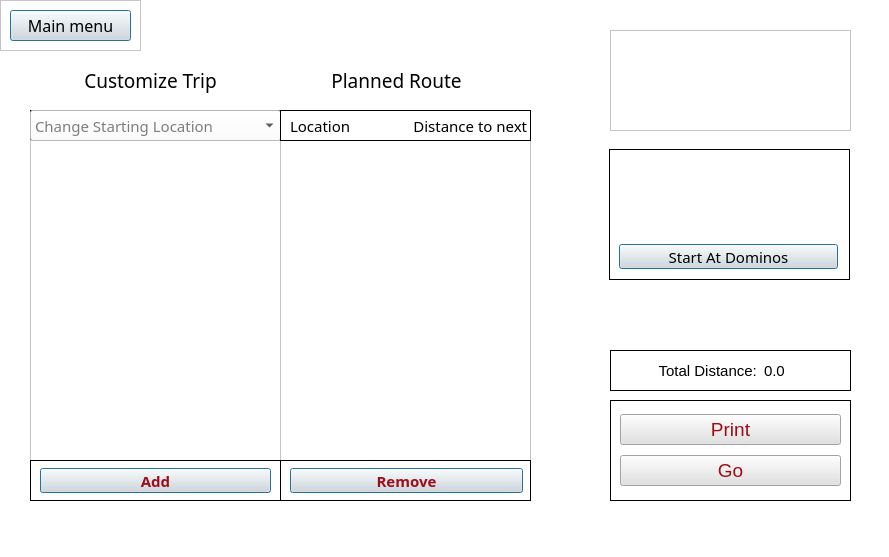
Above: customtrip.ui from DannyCamacho/SaddlebackEats before the change. Below: the same form after it.
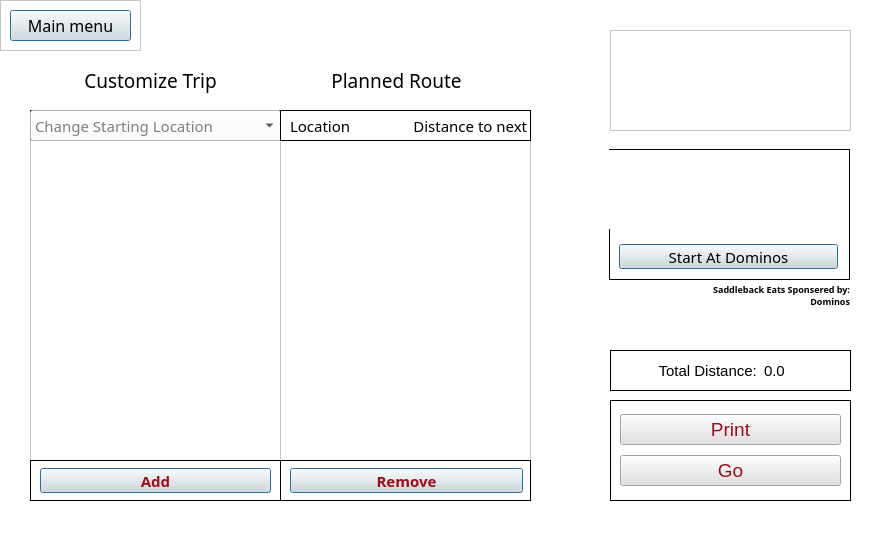
That is the form after the change. Icons and pictures are not drawn.

Diff of the .ui file:
```diff
--- a/customtrip.ui
+++ b/customtrip.ui
@@ -988,9 +988,9 @@
      <widget class="QLabel" name="label">
       <property name="geometry">
        <rect>
-        <x>1</x>
+        <x>-1</x>
         <y>1</y>
-        <width>239</width>
+        <width>241</width>
         <height>80</height>
        </rect>
       </property>
@@ -1058,6 +1058,39 @@
      </property>
     </widget>
    </widget>
+   <widget class="QLabel" name="label_7">
+    <property name="geometry">
+     <rect>
+      <x>699</x>
+      <y>280</y>
+      <width>151</width>
+      <height>31</height>
+     </rect>
+    </property>
+    <property name="font">
+     <font>
+      <family>Segoe UI Semibold</family>
+      <pointsize>7</pointsize>
+      <weight>75</weight>
+      <bold>true</bold>
+     </font>
+    </property>
+    <property name="styleSheet">
+     <string notr="true">background: none;</string>
+    </property>
+    <property name="text">
+     <string>Saddleback Eats Sponsered by: Dominos</string>
+    </property>
+    <property name="scaledContents">
+     <bool>false</bool>
+    </property>
+    <property name="alignment">
+     <set>Qt::AlignRight|Qt::AlignTrailing|Qt::AlignVCenter</set>
+    </property>
+    <property name="wordWrap">
+     <bool>true</bool>
+    </property>
+   </widget>
   </widget>
   <widget class="QMenuBar" name="menubar">
    <property name="geometry">
```
